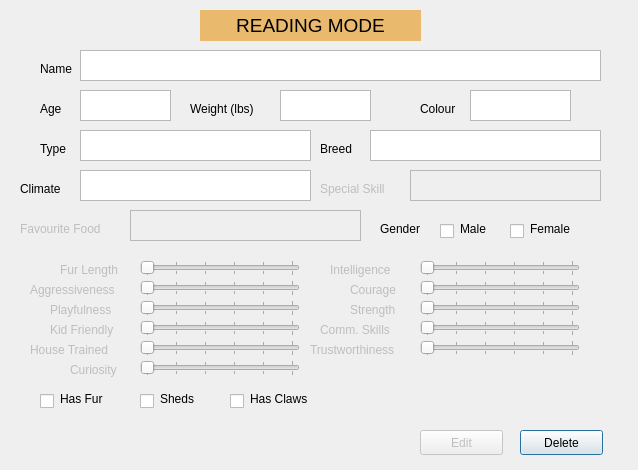
First picture: the form in viewanimalwindow.ui, repository DevonHope/Animal-Shelter-Registry-System, before the edit.
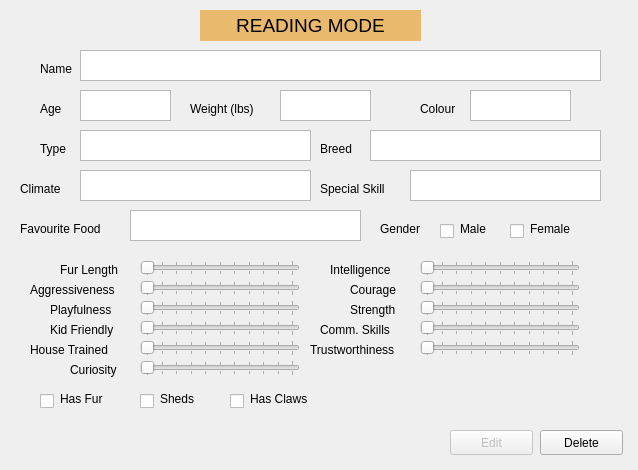
Second picture: the form after the edit.

Diff of the .ui file:
```diff
--- a/viewanimalwindow.ui
+++ b/viewanimalwindow.ui
@@ -13,25 +13,6 @@
   <property name="windowTitle">
    <string>Dialog</string>
   </property>
-  <widget class="QLabel" name="label">
-   <property name="geometry">
-    <rect>
-     <x>200</x>
-     <y>10</y>
-     <width>221</width>
-     <height>31</height>
-    </rect>
-   </property>
-   <property name="styleSheet">
-    <string notr="true">background-color: rgb(233, 185, 110);</string>
-   </property>
-   <property name="text">
-    <string>&lt;html&gt;&lt;head/&gt;&lt;body&gt;&lt;p&gt;&lt;span style=&quot; font-size:14pt;&quot;&gt;READING MODE&lt;/span&gt;&lt;/p&gt;&lt;/body&gt;&lt;/html&gt;</string>
-   </property>
-   <property name="alignment">
-    <set>Qt::AlignCenter</set>
-   </property>
-  </widget>
   <widget class="QLabel" name="label_2">
    <property name="geometry">
     <rect>
@@ -193,9 +174,9 @@
     <string>Climate</string>
    </property>
   </widget>
-  <widget class="QPlainTextEdit" name="plainTextEdit_8">
+  <widget class="QPlainTextEdit" name="specialSkillText">
    <property name="enabled">
-    <bool>false</bool>
+    <bool>true</bool>
    </property>
    <property name="geometry">
     <rect>
@@ -208,7 +189,7 @@
   </widget>
   <widget class="QLabel" name="label_9">
    <property name="enabled">
-    <bool>false</bool>
+    <bool>true</bool>
    </property>
    <property name="geometry">
     <rect>
@@ -224,7 +205,7 @@
   </widget>
   <widget class="QLabel" name="label_10">
    <property name="enabled">
-    <bool>false</bool>
+    <bool>true</bool>
    </property>
    <property name="geometry">
     <rect>
@@ -238,9 +219,9 @@
     <string>Favourite Food</string>
    </property>
   </widget>
-  <widget class="QPlainTextEdit" name="plainTextEdit_9">
+  <widget class="QPlainTextEdit" name="favFoodText">
    <property name="enabled">
-    <bool>false</bool>
+    <bool>true</bool>
    </property>
    <property name="geometry">
     <rect>
@@ -251,9 +232,9 @@
     </rect>
    </property>
   </widget>
-  <widget class="QSlider" name="horizontalSlider">
+  <widget class="QSlider" name="furLenSlider">
    <property name="enabled">
-    <bool>false</bool>
+    <bool>true</bool>
    </property>
    <property name="geometry">
     <rect>
@@ -270,7 +251,7 @@
     </size>
    </property>
    <property name="maximum">
-    <number>5</number>
+    <number>10</number>
    </property>
    <property name="pageStep">
     <number>5</number>
@@ -282,9 +263,9 @@
     <enum>QSlider::TicksBothSides</enum>
    </property>
   </widget>
-  <widget class="QSlider" name="horizontalSlider_2">
+  <widget class="QSlider" name="intSlider">
    <property name="enabled">
-    <bool>false</bool>
+    <bool>true</bool>
    </property>
    <property name="geometry">
     <rect>
@@ -301,7 +282,7 @@
     </size>
    </property>
    <property name="maximum">
-    <number>5</number>
+    <number>10</number>
    </property>
    <property name="pageStep">
     <number>5</number>
@@ -315,7 +296,7 @@
   </widget>
   <widget class="QLabel" name="label_11">
    <property name="enabled">
-    <bool>false</bool>
+    <bool>true</bool>
    </property>
    <property name="geometry">
     <rect>
@@ -331,7 +312,7 @@
   </widget>
   <widget class="QLabel" name="label_12">
    <property name="enabled">
-    <bool>false</bool>
+    <bool>true</bool>
    </property>
    <property name="geometry">
     <rect>
@@ -345,9 +326,9 @@
     <string>Intelligence</string>
    </property>
   </widget>
-  <widget class="QSlider" name="horizontalSlider_3">
+  <widget class="QSlider" name="aggressivenessSlider">
    <property name="enabled">
-    <bool>false</bool>
+    <bool>true</bool>
    </property>
    <property name="geometry">
     <rect>
@@ -364,7 +345,7 @@
     </size>
    </property>
    <property name="maximum">
-    <number>5</number>
+    <number>10</number>
    </property>
    <property name="pageStep">
     <number>5</number>
@@ -378,7 +359,7 @@
   </widget>
   <widget class="QLabel" name="label_13">
    <property name="enabled">
-    <bool>false</bool>
+    <bool>true</bool>
    </property>
    <property name="geometry">
     <rect>
@@ -394,7 +375,7 @@
   </widget>
   <widget class="QLabel" name="label_14">
    <property name="enabled">
-    <bool>false</bool>
+    <bool>true</bool>
    </property>
    <property name="geometry">
     <rect>
@@ -408,9 +389,9 @@
     <string>Courage</string>
    </property>
   </widget>
-  <widget class="QSlider" name="horizontalSlider_4">
+  <widget class="QSlider" name="courageSlider">
    <property name="enabled">
-    <bool>false</bool>
+    <bool>true</bool>
    </property>
    <property name="geometry">
     <rect>
@@ -427,7 +408,7 @@
     </size>
    </property>
    <property name="maximum">
-    <number>5</number>
+    <number>10</number>
    </property>
    <property name="pageStep">
     <number>5</number>
@@ -439,9 +420,9 @@
     <enum>QSlider::TicksBothSides</enum>
    </property>
   </widget>
-  <widget class="QSlider" name="horizontalSlider_5">
+  <widget class="QSlider" name="playfulSlider">
    <property name="enabled">
-    <bool>false</bool>
+    <bool>true</bool>
    </property>
    <property name="geometry">
     <rect>
@@ -458,7 +439,7 @@
     </size>
    </property>
    <property name="maximum">
-    <number>5</number>
+    <number>10</number>
    </property>
    <property name="pageStep">
     <number>5</number>
@@ -472,7 +453,7 @@
   </widget>
   <widget class="QLabel" name="label_15">
    <property name="enabled">
-    <bool>false</bool>
+    <bool>true</bool>
    </property>
    <property name="geometry">
     <rect>
@@ -488,7 +469,7 @@
   </widget>
   <widget class="QLabel" name="label_16">
    <property name="enabled">
-    <bool>false</bool>
+    <bool>true</bool>
    </property>
    <property name="geometry">
     <rect>
@@ -502,9 +483,9 @@
     <string>Strength</string>
    </property>
   </widget>
-  <widget class="QSlider" name="horizontalSlider_6">
+  <widget class="QSlider" name="strSlider">
    <property name="enabled">
-    <bool>false</bool>
+    <bool>true</bool>
    </property>
    <property name="geometry">
     <rect>
@@ -521,7 +502,7 @@
     </size>
    </property>
    <property name="maximum">
-    <number>5</number>
+    <number>10</number>
    </property>
    <property name="pageStep">
     <number>5</number>
@@ -533,9 +514,9 @@
     <enum>QSlider::TicksBothSides</enum>
    </property>
   </widget>
-  <widget class="QSlider" name="horizontalSlider_7">
+  <widget class="QSlider" name="kidFriendlySlider">
    <property name="enabled">
-    <bool>false</bool>
+    <bool>true</bool>
    </property>
    <property name="geometry">
     <rect>
@@ -552,7 +533,7 @@
     </size>
    </property>
    <property name="maximum">
-    <number>5</number>
+    <number>10</number>
    </property>
    <property name="pageStep">
     <number>5</number>
@@ -566,7 +547,7 @@
   </widget>
   <widget class="QLabel" name="label_17">
    <property name="enabled">
-    <bool>false</bool>
+    <bool>true</bool>
    </property>
    <property name="geometry">
     <rect>
@@ -582,7 +563,7 @@
   </widget>
   <widget class="QLabel" name="label_18">
    <property name="enabled">
-    <bool>false</bool>
+    <bool>true</bool>
    </property>
    <property name="geometry">
     <rect>
@@ -596,9 +577,9 @@
     <string>Comm. Skills</string>
    </property>
   </widget>
-  <widget class="QSlider" name="horizontalSlider_8">
+  <widget class="QSlider" name="commSlider">
    <property name="enabled">
-    <bool>false</bool>
+    <bool>true</bool>
    </property>
    <property name="geometry">
     <rect>
@@ -615,7 +596,7 @@
     </size>
    </property>
    <property name="maximum">
-    <number>5</number>
+    <number>10</number>
    </property>
    <property name="pageStep">
     <number>5</number>
@@ -627,9 +608,9 @@
     <enum>QSlider::TicksBothSides</enum>
    </property>
   </widget>
-  <widget class="QSlider" name="horizontalSlider_9">
+  <widget class="QSlider" name="houseTrainedSlider">
    <property name="enabled">
-    <bool>false</bool>
+    <bool>true</bool>
    </property>
    <property name="geometry">
     <rect>
@@ -646,7 +627,7 @@
     </size>
    </property>
    <property name="maximum">
-    <number>5</number>
+    <number>10</number>
    </property>
    <property name="pageStep">
     <number>5</number>
@@ -660,7 +641,7 @@
   </widget>
   <widget class="QLabel" name="label_19">
    <property name="enabled">
-    <bool>false</bool>
+    <bool>true</bool>
    </property>
    <property name="geometry">
     <rect>
@@ -676,7 +657,7 @@
   </widget>
   <widget class="QLabel" name="label_20">
    <property name="enabled">
-    <bool>false</bool>
+    <bool>true</bool>
    </property>
    <property name="geometry">
     <rect>
@@ -690,9 +671,9 @@
     <string>Trustworthiness</string>
    </property>
   </widget>
-  <widget class="QSlider" name="horizontalSlider_10">
+  <widget class="QSlider" name="trustSlider">
    <property name="enabled">
-    <bool>false</bool>
+    <bool>true</bool>
    </property>
    <property name="geometry">
     <rect>
@@ -709,7 +690,7 @@
     </size>
    </property>
    <property name="maximum">
-    <number>5</number>
+    <number>10</number>
    </property>
    <property name="pageStep">
     <number>5</number>
@@ -721,9 +702,9 @@
     <enum>QSlider::TicksBothSides</enum>
    </property>
   </widget>
-  <widget class="QSlider" name="horizontalSlider_11">
+  <widget class="QSlider" name="curiositySlider">
    <property name="enabled">
-    <bool>false</bool>
+    <bool>true</bool>
    </property>
    <property name="geometry">
     <rect>
@@ -740,7 +721,7 @@
     </size>
    </property>
    <property name="maximum">
-    <number>5</number>
+    <number>10</number>
    </property>
    <property name="pageStep">
     <number>5</number>
@@ -754,7 +735,7 @@
   </widget>
   <widget class="QLabel" name="label_21">
    <property name="enabled">
-    <bool>false</bool>
+    <bool>true</bool>
    </property>
    <property name="geometry">
     <rect>
@@ -768,6 +749,35 @@
     <string>Curiosity</string>
    </property>
   </widget>
+  <widget class="QPushButton" name="editButton">
+   <property name="enabled">
+    <bool>false</bool>
+   </property>
+   <property name="geometry">
+    <rect>
+     <x>450</x>
+     <y>430</y>
+     <width>83</width>
+     <height>25</height>
+    </rect>
+   </property>
+   <property name="text">
+    <string>Edit</string>
+   </property>
+  </widget>
+  <widget class="QPushButton" name="deleteButton">
+   <property name="geometry">
+    <rect>
+     <x>540</x>
+     <y>430</y>
+     <width>83</width>
+     <height>25</height>
+    </rect>
+   </property>
+   <property name="text">
+    <string>Delete</string>
+   </property>
+  </widget>
   <widget class="QCheckBox" name="furCheck">
    <property name="geometry">
     <rect>
@@ -838,7 +848,7 @@
     <rect>
      <x>230</x>
      <y>390</y>
-     <width>16</width>
+     <width>21</width>
      <height>23</height>
     </rect>
    </property>
@@ -846,12 +856,44 @@
     <string/>
    </property>
   </widget>
+  <widget class="QLabel" name="label">
+   <property name="geometry">
+    <rect>
+     <x>200</x>
+     <y>10</y>
+     <width>221</width>
+     <height>31</height>
+    </rect>
+   </property>
+   <property name="styleSheet">
+    <string notr="true">background-color: rgb(233, 185, 110);</string>
+   </property>
+   <property name="text">
+    <string>&lt;html&gt;&lt;head/&gt;&lt;body&gt;&lt;p&gt;&lt;span style=&quot; font-size:14pt;&quot;&gt;READING MODE&lt;/span&gt;&lt;/p&gt;&lt;/body&gt;&lt;/html&gt;</string>
+   </property>
+   <property name="alignment">
+    <set>Qt::AlignCenter</set>
+   </property>
+  </widget>
   <widget class="QLabel" name="label_23">
    <property name="geometry">
     <rect>
+     <x>250</x>
+     <y>390</y>
+     <width>71</width>
+     <height>17</height>
+    </rect>
+   </property>
+   <property name="text">
+    <string>Has Claws</string>
+   </property>
+  </widget>
+  <widget class="QLabel" name="label_24">
+   <property name="geometry">
+    <rect>
      <x>160</x>
      <y>390</y>
-     <width>41</width>
+     <width>64</width>
      <height>17</height>
     </rect>
    </property>
@@ -859,30 +901,17 @@
     <string>Sheds</string>
    </property>
   </widget>
-  <widget class="QLabel" name="label_24">
-   <property name="geometry">
-    <rect>
-     <x>60</x>
-     <y>390</y>
-     <width>51</width>
-     <height>17</height>
-    </rect>
-   </property>
-   <property name="text">
-    <string>Has Fur</string>
-   </property>
-  </widget>
   <widget class="QLabel" name="label_25">
    <property name="geometry">
     <rect>
-     <x>250</x>
+     <x>60</x>
      <y>390</y>
-     <width>71</width>
+     <width>64</width>
      <height>17</height>
     </rect>
    </property>
    <property name="text">
-    <string>Has Claws</string>
+    <string>Has Fur</string>
    </property>
   </widget>
   <widget class="QLabel" name="label_26">
@@ -903,7 +932,7 @@
     <rect>
      <x>530</x>
      <y>220</y>
-     <width>51</width>
+     <width>64</width>
      <height>17</height>
     </rect>
    </property>
@@ -911,35 +940,6 @@
     <string>Female</string>
    </property>
   </widget>
-  <widget class="QPushButton" name="deleteButton">
-   <property name="geometry">
-    <rect>
-     <x>520</x>
-     <y>430</y>
-     <width>83</width>
-     <height>25</height>
-    </rect>
-   </property>
-   <property name="text">
-    <string>Delete</string>
-   </property>
-  </widget>
-  <widget class="QPushButton" name="pushButton_2">
-   <property name="enabled">
-    <bool>false</bool>
-   </property>
-   <property name="geometry">
-    <rect>
-     <x>420</x>
-     <y>430</y>
-     <width>83</width>
-     <height>25</height>
-    </rect>
-   </property>
-   <property name="text">
-    <string>Edit</string>
-   </property>
-  </widget>
  </widget>
  <resources/>
  <connections/>
```
